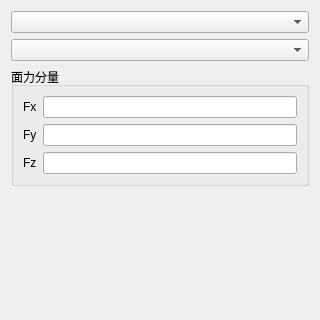
Above: plugins/Base_PhysicalField/FaceLoadPage.ui from asd977/base_cae before the change. Below: the same form after it.
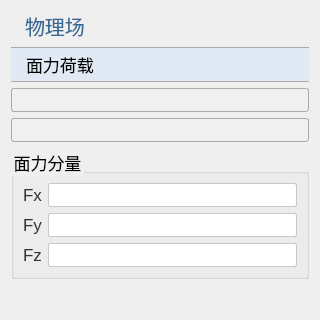
That is the form after the change. Icons and pictures are not drawn.

Commit message: style: unify Base_PhysicalField ui page headers and spacing

```diff
--- a/plugins/Base_PhysicalField/FaceLoadPage.ui
+++ b/plugins/Base_PhysicalField/FaceLoadPage.ui
@@ -13,7 +13,126 @@
   <property name="windowTitle">
    <string>面力荷载</string>
   </property>
+  <property name="styleSheet">
+   <string notr="true">QWidget{
+font-family: &quot;Microsoft YaHei&quot;, &quot;微软雅黑&quot;;
+}
+QPushButton#pushButton {
+    background-color: rgb(224, 233, 244);
+    border-width: 1px;
+    border-color: rgb(121, 121, 121);
+    border-style: solid;
+    height: 33px;
+    border-top: 1px solid rgb(169, 169, 169); /* 上边框为灰色 */
+    border-bottom: 1px solid rgb(169, 169, 169); /* 下边框为灰色 */
+    border-left: none; /* 移除左边框 */
+    border-right: none;
+    text-align: left;
+	padding-left: 15px;
+	font-size: 17px;
+	border-style: solid;
+}
+QLabel {
+    font-family: &quot;Microsoft YaHei&quot;, &quot;微软雅黑&quot;;
+    font-size: 17px;
+    text-align: left;
+    color: rgb(51, 51, 51);
+    white-space: nowrap;
+    line-height: 50px;
+    position: absolute;
+    top: 0px;
+    left: 0px;
+}
+QLabel#pageNameLabel {
+    font-size: 20px;
+    font-family: &quot;Microsoft YaHei&quot;, 微软雅黑;
+    text-align: left;
+	padding-left:9px;
+    color: rgb(53, 103, 147);
+}
+QLineEdit {
+    border: 1px solid rgb(200, 200, 200); /* 设置边框为淡灰色 */
+    border-radius: 2px; /* 设置圆角半径为 5 像素 */
+	font-size: 17px;
+}
+QLineEdit:focus {
+    border-color: rgb(100, 100, 255); /* 设置焦点时的边框颜色为蓝色 */
+    outline: none; /* 去掉默认的焦点边框 */
+}
+QComboBox {
+    font-family: &quot;Microsoft YaHei&quot;, 微软雅黑;
+    font-size: 17px;
+    text-align: left;
+    color: rgb(51, 51, 51);
+    padding-left:6px;
+    background: rgb(240, 240, 240);
+    border: 1px solid rgb(169, 169, 169);
+    border-radius: 3px; /* 设置边框的圆角半径为5像素 */
+}
+QComboBox::drop-down {
+    background: rgb(240, 240, 240);
+}
+QComboBox::down-arrow {
+    image: url(:/resources/down_arrow.png); /* 替换下拉箭头图标 */
+}
+/*QCombobox右侧按钮*/
+QComboBox::drop-down {
+    subcontrol-origin: padding;
+    subcontrol-position: top right;/*放于右方顶部*/
+    border-top-right-radius: 3px;/*设置边框圆角*/
+    border-bottom-right-radius: 3px;
+}
+QLineEdit {
+    border: 1px solid rgb(200, 200, 200); /* 设置边框为淡灰色 */
+    border-radius: 2px; /* 设置圆角半径为 5 像素 */
+	font-size: 17px;
+}
+QLineEdit:focus {
+    border-color: rgb(100, 100, 255); /* 设置焦点时的边框颜色为蓝色 */
+    outline: none; /* 去掉默认的焦点边框 */
+}
+
+QRadioButton {
+    font-size: 17px; /* 设置字体大小为 14 像素 */
+}
+
+QCheckBox {
+    font-size: 17px; /* 设置字体大小为 14 像素 */
+}
+
+QGroupBox{
+    font-size: 17px; /* 设置字体大小为 14 像素 */   
+}
+
+</string>
+  </property>
   <layout class="QVBoxLayout" name="verticalLayout">
+   <item>
+    <widget class="QLabel" name="pageNameLabel">
+     <property name="sizePolicy">
+      <sizepolicy hsizetype="Preferred" vsizetype="Fixed">
+       <horstretch>0</horstretch>
+       <verstretch>0</verstretch>
+      </sizepolicy>
+     </property>
+     <property name="text">
+      <string>物理场</string>
+     </property>
+    </widget>
+   </item>
+   <item>
+    <widget class="QPushButton" name="pushButton">
+     <property name="sizePolicy">
+      <sizepolicy hsizetype="Ignored" vsizetype="Fixed">
+       <horstretch>0</horstretch>
+       <verstretch>0</verstretch>
+      </sizepolicy>
+     </property>
+     <property name="text">
+      <string>面力荷载</string>
+     </property>
+    </widget>
+   </item>
    <item>
     <widget class="QComboBox" name="comboBoxDim"/>
    </item>
```
The commit also changes 10 other files.
